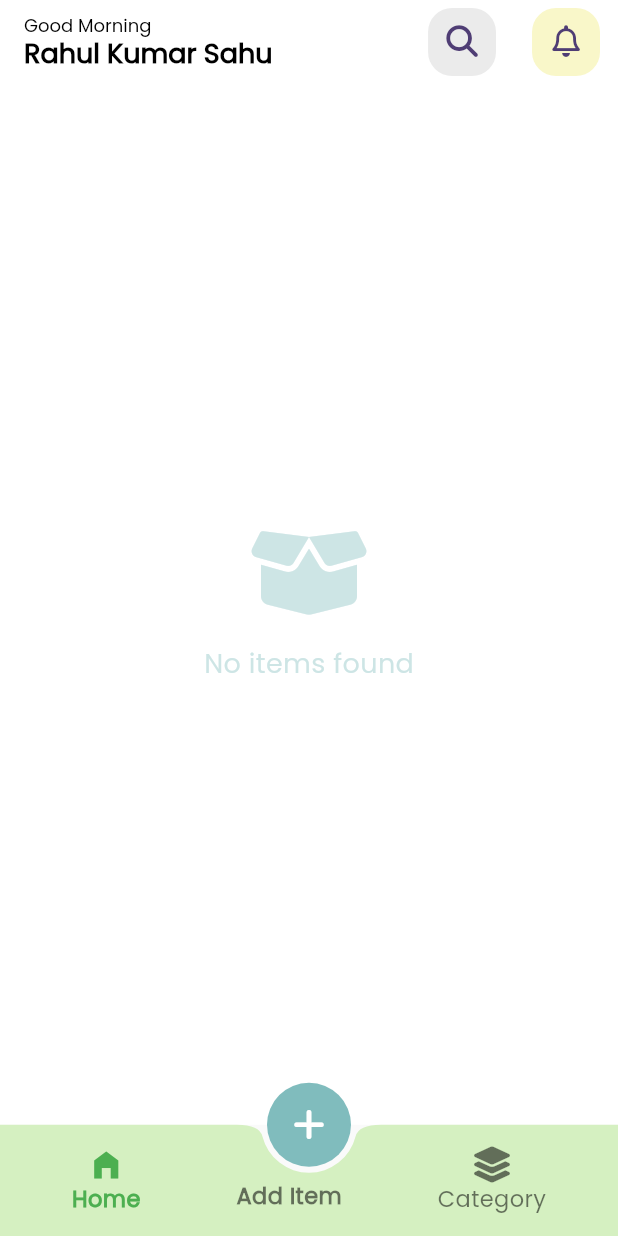
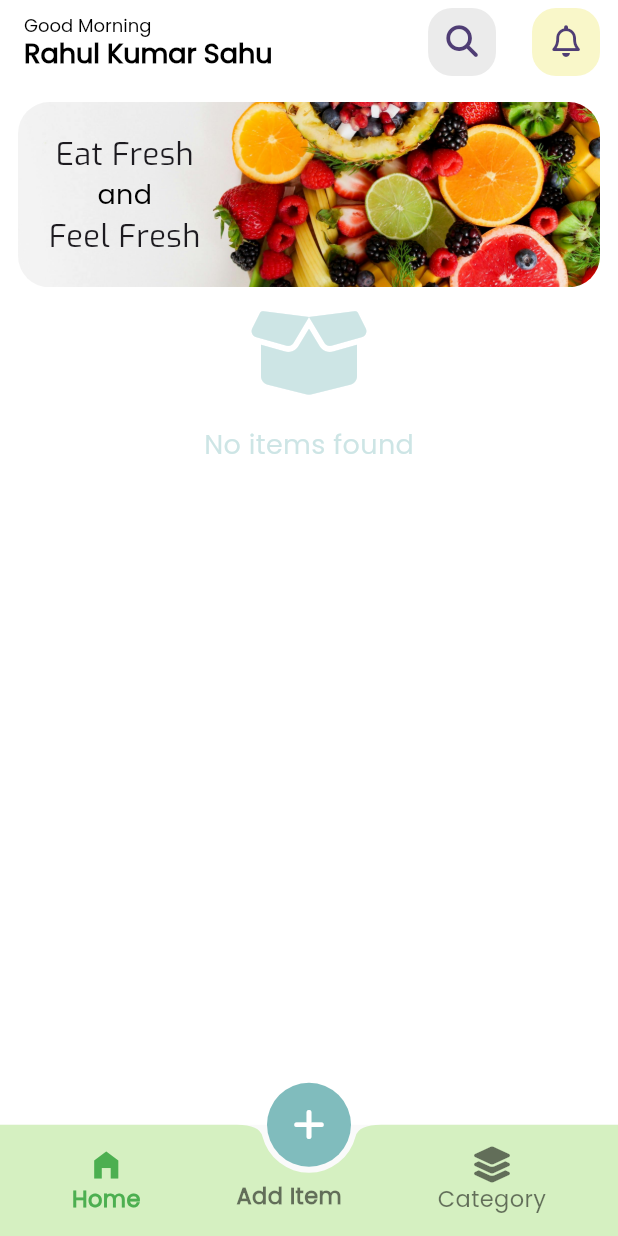
Before and after one commit to rahulkumardev24/SmartStock-ExpiryTracker, a Flutter app: the screen it shows after launch, on a phone screen of 412 x 824 dp. Run offline on Flutter 3.47's test engine with Material 3 defaults, Android fonts, the phone set to English and light mode, and no system bars; our stand-ins replace font_awesome_flutter, hive, hive_flutter, image_picker, lottie; accounts and stored records are empty.

Commit message:
notification and home screen ui improve

```diff
--- a/lib/screen/category_screen.dart
+++ b/lib/screen/category_screen.dart
@@ -41,7 +41,7 @@ class _CategoryScreenState extends State<CategoryScreen> {
                   children: [
                     Text(
                       "Eat fresh everyday",
-                      style: myTextStyle18(),
+                      style: myTextStyle18(fontFamily: "secondary"),
                     ),
                     Text(
                       "Track expiry dates before it's too late",
--- a/lib/screen/home_screen.dart
+++ b/lib/screen/home_screen.dart
@@ -4,7 +4,6 @@ import 'package:hive_flutter/hive_flutter.dart';
 import 'package:intl/intl.dart';
 import 'package:smartstock/models/item_model.dart';
 import 'package:smartstock/screen/notification_screen.dart';
-import 'package:smartstock/utils/app_utils.dart';
 import 'package:smartstock/utils/colors.dart';
 import 'package:smartstock/utils/custom_text_style.dart';
 import 'package:smartstock/widgets/my_list_card.dart';
@@ -22,6 +21,8 @@ class HomeScreen extends StatefulWidget {
 class _HomeScreenState extends State<HomeScreen> {
   final searchController = TextEditingController();
   bool isSearchOpen = false;
+  bool isShort = false;
+  final itemCount = Hive.box<Item>('items');
   List<Item> filteredItems = [];
 
   /// here we create function for greeting
@@ -82,6 +83,7 @@ class _HomeScreenState extends State<HomeScreen> {
   @override
   Widget build(BuildContext context) {
     final mqWidth = MediaQuery.of(context).size.width;
+    final mqHeight = MediaQuery.of(context).size.height;
 
     return Scaffold(
       backgroundColor: Colors.white,
@@ -163,7 +165,8 @@ class _HomeScreenState extends State<HomeScreen> {
       ),
 
       /// ---- BODY ---- ///
-      body: Column(
+      body: SingleChildScrollView(
+        child: Column(
           children: [
             if (isSearchOpen)
               SearchBox(
@@ -172,14 +175,120 @@ class _HomeScreenState extends State<HomeScreen> {
                   _filterItems();
                 },
               ),
-          Expanded(
-            child: ValueListenableBuilder(
+
+            /// poster
+            Padding(
+              padding: const EdgeInsets.symmetric(
+                horizontal: 12.0,
+                vertical: 12,
+              ),
+              child: Stack(
+                children: [
+                  ClipRRect(
+                    borderRadius: BorderRadius.circular(21),
+                    child: Image.asset(
+                      "assets/images/poster.jpg",
+                      fit: BoxFit.cover,
+                      height: mqHeight * 0.15,
+                      width: mqWidth,
+                    ),
+                  ),
+                  Positioned(
+                    left: mqWidth * 0.05,
+                    child: SizedBox(
+                      height: mqHeight * 0.15,
+                      child: Column(
+                        mainAxisAlignment: MainAxisAlignment.center,
+                        children: [
+                          Text(
+                            "Eat Fresh",
+                            style: TextStyle(
+                              fontFamily: "secondary",
+                              fontSize: mqHeight * 0.025,
+                            ),
+                          ),
+                          Text("and", style: myTextStyle18()),
+                          Text(
+                            "Feel Fresh",
+                            style: TextStyle(
+                              fontFamily: "secondary",
+                              fontSize: mqHeight * 0.025,
+                            ),
+                          ),
+                        ],
+                      ),
+                    ),
+                  ),
+                ],
+              ),
+            ),
+
+            /// all items row
+
+   itemCount.isEmpty ? SizedBox() :Padding(
+      padding: const EdgeInsets.symmetric(horizontal: 12.0),
+      child: Row(
+        mainAxisAlignment: MainAxisAlignment.spaceBetween,
+        children: [
+          Row(
+            children: [
+              Text("All items", style: myTextStyle18()),
+              Padding(
+                padding: const EdgeInsets.symmetric(horizontal: 4.0),
+                child: Container(
+                  decoration: BoxDecoration(
+                    shape: BoxShape.circle,
+                    border: Border.all(width: 1),
+                  ),
+                  child: Padding(
+                    padding: const EdgeInsets.all(4.0),
+                    child: Text(
+                      searchController.text.isNotEmpty
+                          ? "${filteredItems.length}"
+                          : "$itemCount",
+                      style: myTextStyle15(fontColor: Colors.black54),
+                    ),
+                  ),
+                ),
+              ),
+            ],
+          ),
+          InkWell(
+            onTap: () {
+              setState(() {
+                isShort = !isShort;
+              });
+            },
+            child: Container(
+              decoration: BoxDecoration(
+                color: isShort ? AppColors.main.withAlpha(100) : Colors.transparent,
+                borderRadius: BorderRadius.circular(100),
+                border: Border.all(color: AppColors.main),
+              ),
+              child: Padding(
+                padding: const EdgeInsets.all(4.0),
+                child: Image.asset(
+                  "assets/icons/sort.png",
+                  height: 21,
+                ),
+              ),
+            ),
+          ),
+        ],
+      ),
+    ),
+
+    ValueListenableBuilder(
               valueListenable: Hive.box<Item>('items').listenable(),
               builder: (context, Box<Item> box, _) {
                 final itemsToShow =
                     searchController.text.isEmpty
-                        ? box.values.toList().reversed.toList()
-                        : filteredItems.reversed.toList();
+                        ? (isShort
+                            ? box.values.toList()
+                            : box.values.toList().reversed.toList())
+                        : (!isShort
+                            ? filteredItems.toList()
+                            : filteredItems.reversed.toList());
                 if (itemsToShow.isEmpty) {
                   return Center(
                     child: Column(
@@ -203,6 +312,8 @@ class _HomeScreenState extends State<HomeScreen> {
                 }
                 return ListView.builder(
                   padding: const EdgeInsets.all(16),
+                  physics: NeverScrollableScrollPhysics(),
+                  shrinkWrap: true,
                   itemCount: itemsToShow.length,
                   itemBuilder: (context, index) {
                     final item = itemsToShow[index];
@@ -211,8 +322,8 @@ class _HomeScreenState extends State<HomeScreen> {
                 );
               },
             ),
+          ],
         ),
-        ],
       ),
     );
   }
--- a/lib/widgets/my_snack_message.dart
+++ b/lib/widgets/my_snack_message.dart
@@ -10,6 +10,7 @@ class MySnackMessage extends StatelessWidget {
   final double fontSize;
   final Color messageColor;
   final Color labelTextColor ;
+  final Color labelBackgroundColor ;
 
   const MySnackMessage({
     super.key,
@@ -21,7 +22,8 @@ class MySnackMessage extends StatelessWidget {
     this.fontWeight = FontWeight.normal,
     this.fontSize = 18,
     this.messageColor = Colors.white,
-    this.labelTextColor = Colors.black45
+    this.labelTextColor = Colors.black54 ,
+    this.labelBackgroundColor = Colors.white24
   });
 
   void show(BuildContext context) {
@@ -41,6 +43,7 @@ class MySnackMessage extends StatelessWidget {
         action:
             actionLabel!.isNotEmpty
                 ? SnackBarAction(
+              backgroundColor: labelBackgroundColor,
                   label: actionLabel!,
                   textColor: labelTextColor,
                   onPressed: onActionPressed ?? () {},
--- a/pubspec.yaml
+++ b/pubspec.yaml
@@ -14,7 +14,6 @@ dependencies:
   font_awesome_flutter: ^10.8.0
   intl: ^0.20.2
   image_picker: ^1.1.2
-  hive: ^2.2.3
   hive_flutter: ^1.1.0
   path_provider: ^2.1.2
   path: ^1.8.3
```
Also changed, not shown: lib/screen/notification_screen.dart (+180 -235 lines), lib/utils/custom_widgets.dart (+1 -10 lines), lib/widgets/my_list_card.dart (+12 -7 lines), assets/icons/sort.png (added), assets/images/poster.jpg (added), pubspec.lock. Lines whose indentation alone changed are shown as unchanged.
